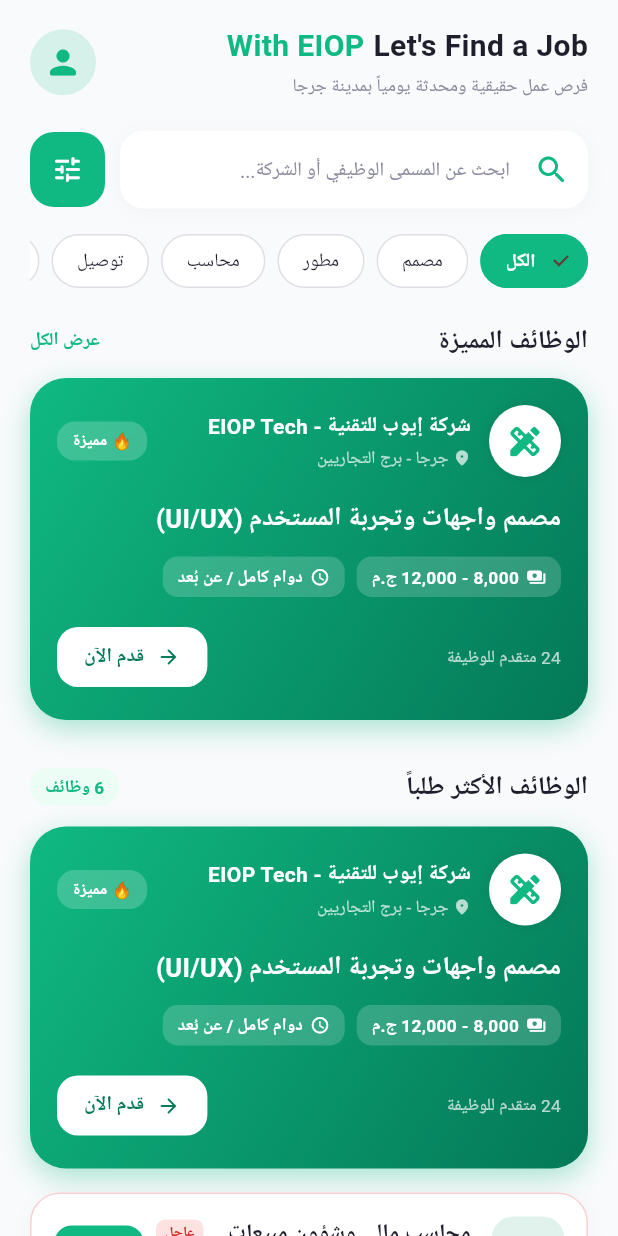
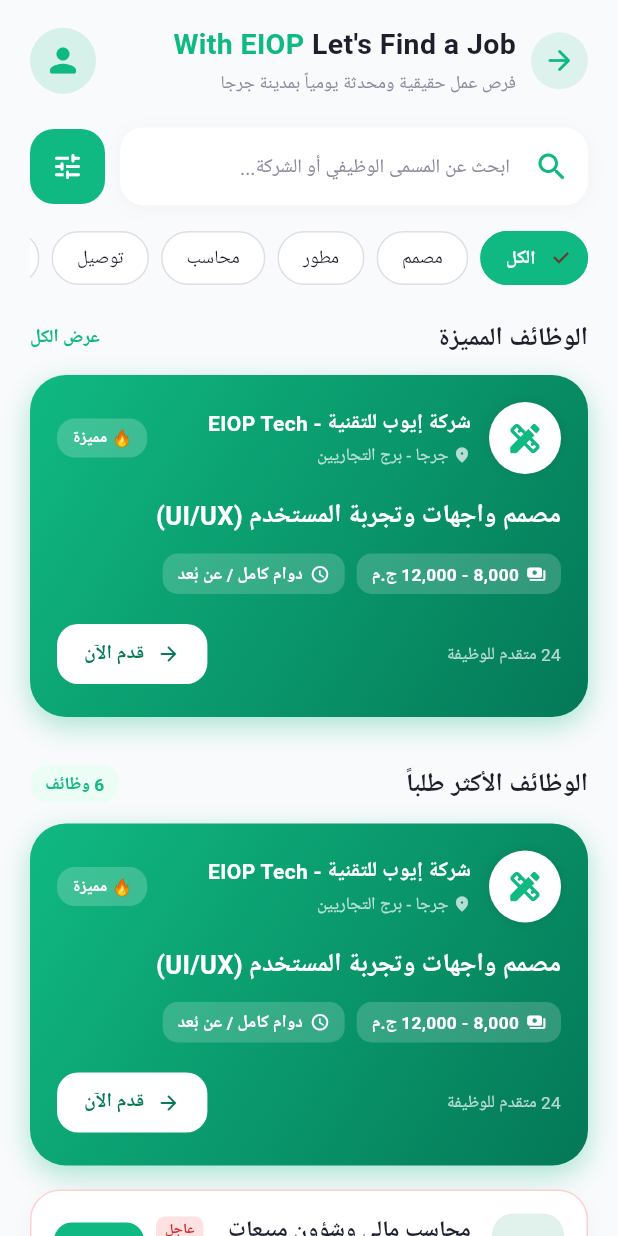
Before and after one commit to khaledibrahim1/EIOP, a Flutter app: the JobsScreen screen opened directly, on a phone screen of 412 x 824 dp. Run offline on Flutter 3.47's test engine with Material 3 defaults, Android fonts, the light colour scheme and no system bars; our stand-ins replace flutter_map, google_fonts, latlong2; Roboto replaces fonts that are missing (Tajawal).

Commit message:
add buttom retun

```diff
--- a/lib/screens/jobs_screen.dart
+++ b/lib/screens/jobs_screen.dart
@@ -2,6 +2,7 @@
 import '../models/job_item.dart';
 import '../theme/app_colors.dart';
 import '../widgets/job_card.dart';
+import 'main_layout_screen.dart';
 
 class JobsScreen extends StatefulWidget {
   const JobsScreen({super.key});
@@ -936,7 +937,38 @@
               Row(
                 mainAxisAlignment: MainAxisAlignment.spaceBetween,
                 children: [
-                  Column(
+                  Expanded(
+                    child: Row(
+                      children: [
+                        GestureDetector(
+                          onTap: () {
+                            if (Navigator.canPop(context)) {
+                              Navigator.pop(context);
+                            } else {
+                              Navigator.pushReplacement(
+                                context,
+                                MaterialPageRoute(
+                                  builder: (_) => const MainLayoutScreen(),
+                                ),
+                              );
+                            }
+                          },
+                          child: Container(
+                            margin: const EdgeInsets.only(left: 10),
+                            padding: const EdgeInsets.all(8),
+                            decoration: BoxDecoration(
+                              color: const Color(0xFF10B981).withValues(alpha: 0.12),
+                              shape: BoxShape.circle,
+                            ),
+                            child: const Icon(
+                              Icons.arrow_back_rounded,
+                              color: Color(0xFF10B981),
+                              size: 22,
+                            ),
+                          ),
+                        ),
+                        Expanded(
+                          child: Column(
                             crossAxisAlignment: CrossAxisAlignment.start,
                             children: [
                               Row(
@@ -944,16 +976,16 @@
                                   Text(
                                     "Let's Find a Job",
                                     style: TextStyle(
-                              fontSize: 20,
+                                      fontSize: 19,
                                       fontWeight: FontWeight.bold,
                                       color: AppColors.textPrimary,
                                     ),
                                   ),
-                          const SizedBox(width: 6),
+                                  const SizedBox(width: 5),
                                   const Text(
                                     'With EIOP',
                                     style: TextStyle(
-                              fontSize: 20,
+                                      fontSize: 19,
                                       fontWeight: FontWeight.bold,
                                       color: Color(0xFF10B981),
                                     ),
@@ -967,9 +999,16 @@
                                   fontSize: 12,
                                   color: AppColors.textSecondary,
                                 ),
+                                maxLines: 1,
+                                overflow: TextOverflow.ellipsis,
                               ),
                             ],
                           ),
+                        ),
+                      ],
+                    ),
+                  ),
+                  const SizedBox(width: 8),
                   Container(
                     width: 44,
                     height: 44,
```
Lines whose indentation alone changed are shown as unchanged.
